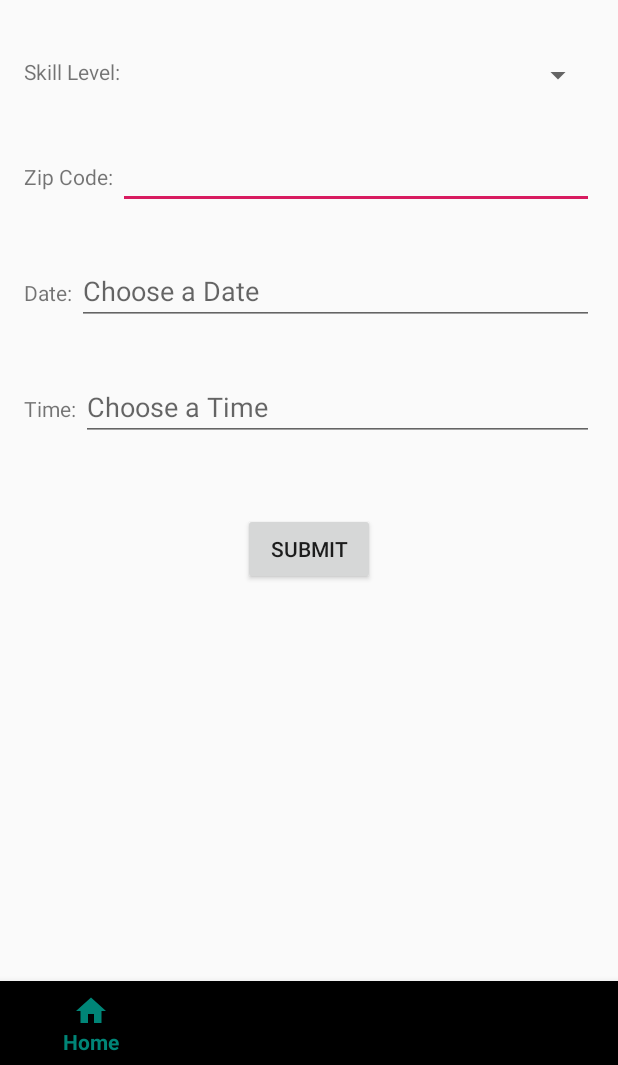
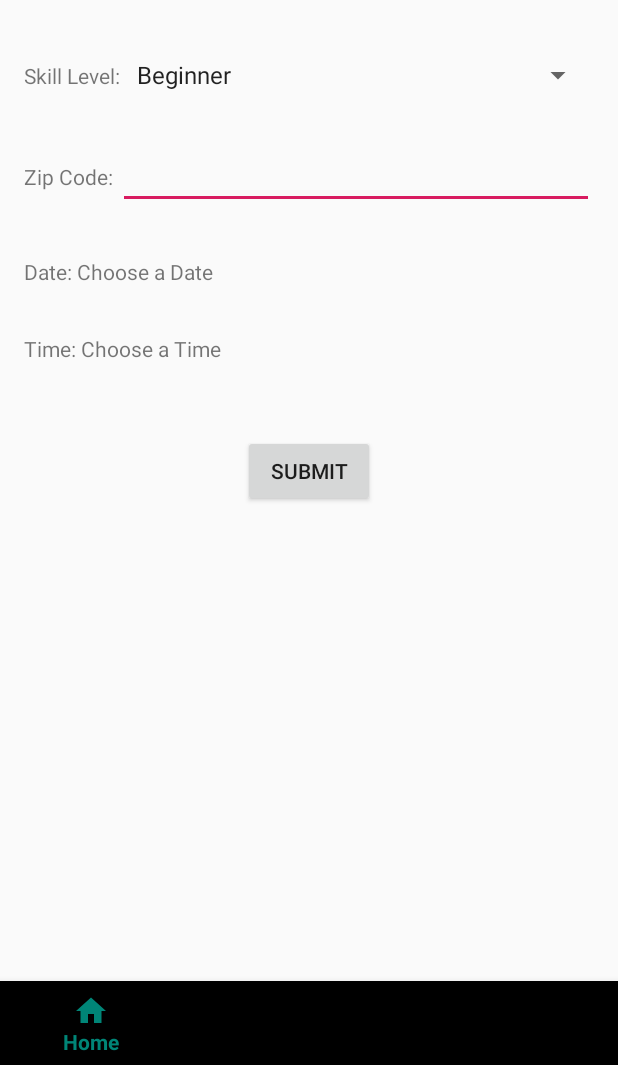
Before and after one commit to hujianrui/Capstone, an Android app: the PoseFragment screen opened directly, with no data from a screen before it, on a phone screen of 412 x 824 dp, the part 171-1236 px from its top. Run offline under Robolectric (Android 15) with nearby library versions, the phone set to English and light mode, and no system bars.

Commit message:
pose activity

```diff
--- a/SportsMate/app/src/main/java/com/capstone/sportsmate/Fragment/PoseFragment.java
+++ b/SportsMate/app/src/main/java/com/capstone/sportsmate/Fragment/PoseFragment.java
@@ -1,11 +1,20 @@
 package com.capstone.sportsmate.Fragment;
 
 
+import android.app.TimePickerDialog;
 import android.os.Bundle;
 import android.support.v4.app.Fragment;
 import android.view.LayoutInflater;
 import android.view.View;
 import android.view.ViewGroup;
+import android.widget.AdapterView;
+import android.widget.ArrayAdapter;
+import android.widget.EditText;
+import android.widget.RadioButton;
+import android.widget.RadioGroup;
+import android.widget.Spinner;
+import android.widget.TextView;
+import android.widget.TimePicker;
 
 import com.capstone.sportsmate.R;
 
@@ -15,6 +24,12 @@ import com.capstone.sportsmate.R;
  */
 public class PoseFragment extends Fragment {
 
+    private Spinner srSkillLvl;
+    private String sSkillLvl;
+    private RadioGroup rgSpots;
+    private RadioButton rbSpots;
+    private TextView chooseTime;
+    private TimePickerDialog timePickerDialog;
 
     public PoseFragment() {
         // Required empty public constructor
@@ -25,7 +40,55 @@ public class PoseFragment extends Fragment {
     public View onCreateView(LayoutInflater inflater, ViewGroup container,
                              Bundle savedInstanceState) {
         // Inflate the layout for this fragment
-        return inflater.inflate(R.layout.fragment_pose, container, false);
+        final View view = inflater.inflate(R.layout.fragment_pose, container, false);
+
+        // Spots Radio Group
+        rgSpots = (RadioGroup) view.findViewById(R.id.rg_sports);
+        rbSpots = (RadioButton) view.findViewById(rgSpots.getCheckedRadioButtonId());
+        rgSpots.setOnCheckedChangeListener(new RadioGroup.OnCheckedChangeListener() {
+            @Override
+            public void onCheckedChanged(RadioGroup group, int checkedId) {
+                rbSpots = (RadioButton) view.findViewById(checkedId);
+            }
+        });
+
+        // Skill level Spinner
+        srSkillLvl = view.findViewById(R.id.spinner_skilllvl);
+        ArrayAdapter<CharSequence> adapter = ArrayAdapter.createFromResource(getActivity(), R.array.skill_level, android.R.layout.simple_spinner_item);
+        adapter.setDropDownViewResource(android.R.layout.simple_spinner_dropdown_item);
+        srSkillLvl.setAdapter(adapter);
+        srSkillLvl.setOnItemSelectedListener(new AdapterView.OnItemSelectedListener() {
+            @Override
+            public void onItemSelected(AdapterView<?> parent, View view, int position, long id) {
+                sSkillLvl = parent.getItemAtPosition(position).toString();
+            }
+
+            @Override
+            public void onNothingSelected(AdapterView<?> parent) {
+
+            }
+        });
+
+        // Date
+
+
+        // Time
+        chooseTime = view.findViewById(R.id.tv_time);
+        chooseTime.setOnClickListener(new View.OnClickListener(){
+            @Override
+            public void onClick(View view){
+                timePickerDialog = new TimePickerDialog(getActivity(), new TimePickerDialog.OnTimeSetListener() {
+                    @Override
+                    public void onTimeSet(TimePicker view, int hourOfDay, int minute) {
+                        chooseTime.setText(hourOfDay + ":" + minute);
+                    }
+                },0,0,false);
+                timePickerDialog.show();
+            }
+        });
+
+
+        return view;
     }
 
 }
--- a/SportsMate/app/src/main/res/layout/fragment_pose.xml
+++ b/SportsMate/app/src/main/res/layout/fragment_pose.xml
@@ -105,13 +105,13 @@
             android:text="Date: "
             android:inputType="text" />
 
-        <EditText
-            android:id="@+id/editText_date"
+        <TextView
+            android:id="@+id/tv_date"
             android:layout_width="wrap_content"
             android:layout_height="wrap_content"
             android:inputType="number"
             android:layout_weight="1"
-            android:hint="Choose a Date" />
+            android:text="Choose a Date" />
 
     </LinearLayout>
 
@@ -129,13 +129,13 @@
             android:text="Time: "
             android:inputType="text" />
 
-        <EditText
-            android:id="@+id/editText_time"
+        <TextView
+            android:id="@+id/tv_time"
             android:layout_width="wrap_content"
             android:layout_height="wrap_content"
             android:inputType="number"
             android:layout_weight="1"
-            android:hint="Choose a Time" />
+            android:text="Choose a Time" />
 
     </LinearLayout>
 
```
